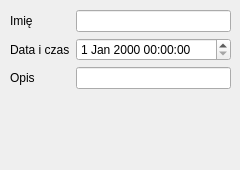
This is src/examinationform.ui in quepas/BodyOfYours as Qt 5 draws it before an edit. The edited form follows.
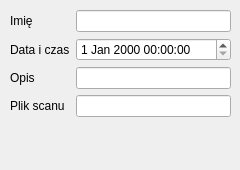
This is the edited form.

Diff of the .ui file:
```diff
--- a/src/examinationform.ui
+++ b/src/examinationform.ui
@@ -56,6 +56,16 @@
     <item row="2" column="1">
      <widget class="QLineEdit" name="descLineEdit"/>
     </item>
+    <item row="3" column="0">
+     <widget class="QLabel" name="scanNameLabel">
+      <property name="text">
+       <string>Plik scanu</string>
+      </property>
+     </widget>
+    </item>
+    <item row="3" column="1">
+     <widget class="QLineEdit" name="scanNameLineEdit"/>
+    </item>
    </layout>
   </widget>
  </widget>
```
